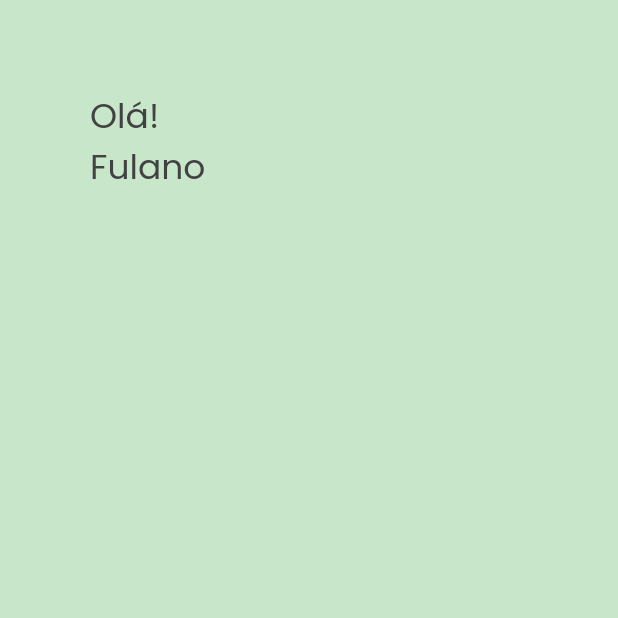
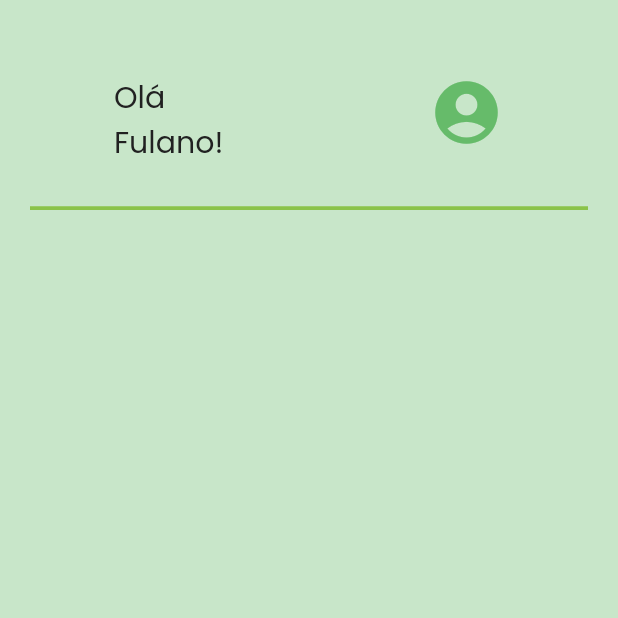
Before and after one commit to AnaFlaviaFerreira/desafio-ControllPest, a Flutter app: the screen it shows after launch, on a phone screen of 412 x 824 dp, the top half of it. Run offline on Flutter 3.47's test engine with Material 2 defaults, Android fonts, the phone set to English and light mode, and no system bars; our stand-ins replace google_fonts.

Commit message:
Layout da apresentação de usuario

```diff
--- a/lib/Login/TelaInicial/TelaInicial.dart
+++ b/lib/Login/TelaInicial/TelaInicial.dart
@@ -1,41 +1,29 @@
 import 'package:flutter/material.dart';
 import 'package:google_fonts/google_fonts.dart';
 
-class TelaInicial extends StatefulWidget {
+class TelaInicial extends StatelessWidget {
   const TelaInicial({Key? key}) : super(key: key);
 
-  @override
-  _TelaInicialState createState() => _TelaInicialState();
-}
-
-class _TelaInicialState extends State<TelaInicial> {
   @override
   Widget build(BuildContext context) {
     return Scaffold(
       backgroundColor: Colors.green.shade100,
       body: Container(
-        padding: EdgeInsets.all(30),
-        child: Form(
-          child: Column(
-            children: [
-              apresentacaoUsuario(),
-              entomologia(),
-              auditoria(),
-            ],
-          ),
+        margin: EdgeInsets.fromLTRB(0, 0, 0, 10),
+        child: Column(
+          children: [
+            apresentacaoUsuario(),
+            const Divider(
+              height: 0,
+              thickness: 2.5,
+              indent: 20,
+              endIndent: 20,
+              color: Colors.lightGreen,
+            )
+          ],
         ),
       ),
     );
-  }
-
-  entomologia() {
-    return Container(
-      padding: EdgeInsets.fromLTRB(0, 10, 0, 10),
-    );
-  }
-
-  auditoria() {
-    return Container();
   }
 }
 
@@ -43,18 +31,32 @@ class apresentacaoUsuario extends StatelessWidget {
   @override
   Widget build(BuildContext context) {
     return Container(
-      width: MediaQuery.of(context).size.width,
-      height: 200,
-      margin: EdgeInsets.all(15),
-      padding: EdgeInsets.all(15),
-      alignment: Alignment.topLeft,
-      child: Column(
+      width: 300,
+      height: 100,
+      margin: EdgeInsets.fromLTRB(30, 30, 30, 10),
+      padding: EdgeInsets.all(20),
+      alignment: Alignment.center,
+      child: Row(
+        mainAxisAlignment: MainAxisAlignment.spaceBetween,
         children: [
-          Text(
-            'Olá!\nFulano',
-            style:
-                GoogleFonts.poppins(fontSize: 23, color: Colors.grey.shade800),
+          Column(
+            children: <Widget>[
+              Text(
+                'Olá\nFulano!',
+                style: GoogleFonts.poppins(
+                    fontSize: 20, color: Colors.grey.shade900),
+              ),
+            ],
           ),
+          Column(
+            children: <Widget>[
+              Icon(
+                Icons.account_circle,
+                size: 50,
+                color: Colors.green.shade400,
+              ),
+            ],
+          )
         ],
       ),
     );
```
